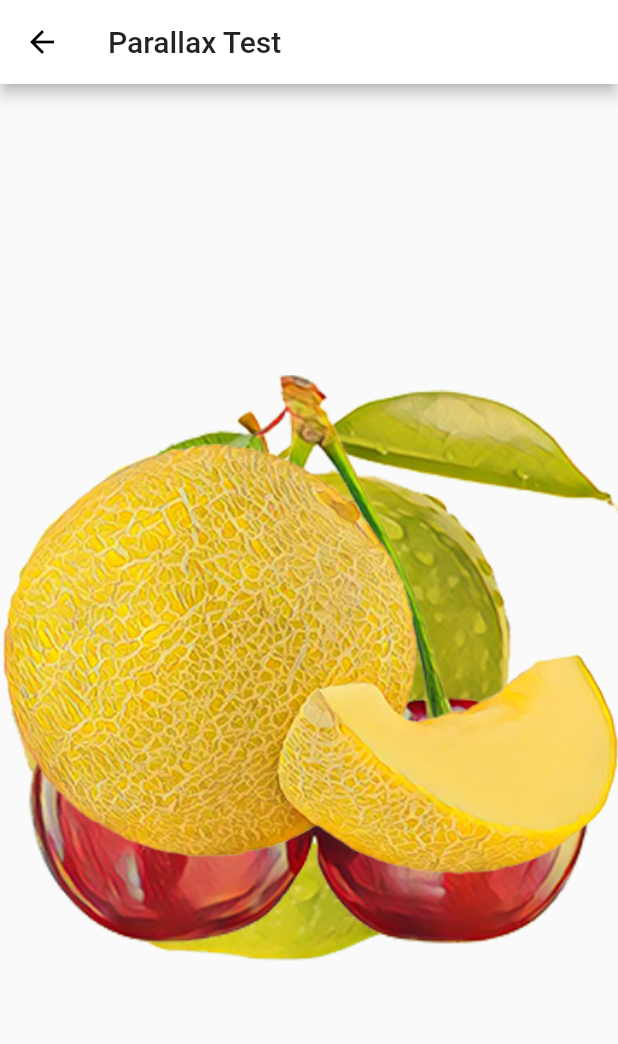
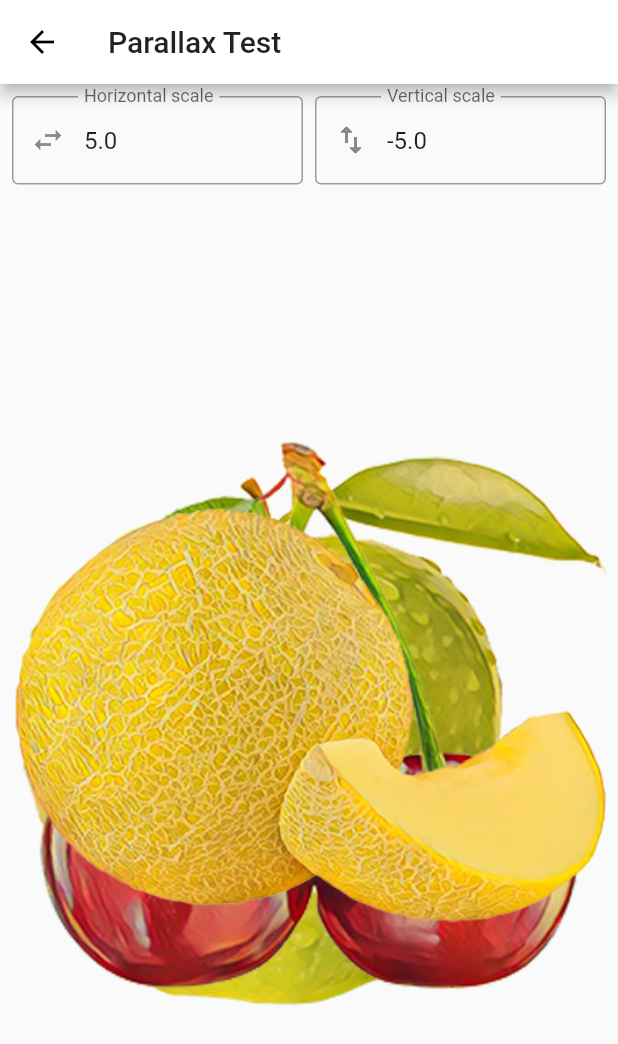
Before and after one commit to raxysstudios/avdan, a Flutter app: the screen it shows after launch, after a tap on the "layers" icon, on a phone screen of 412 x 824 dp. Shown: the top 1044 px of the screen. Run offline on Flutter 3.47's test engine with Material 2 defaults, Android fonts, the phone set to English and light mode, and no system bars; our stand-ins replace just_audio, sensors_plus, shared_preferences.

Commit message:
Improve parallax test

```diff
--- a/lib/home/home_screen.dart
+++ b/lib/home/home_screen.dart
@@ -54,7 +54,6 @@ class _HomeScreenState extends State<HomeScreen> {
   Widget build(BuildContext context) {
     return Scaffold(
       appBar: AppBar(
-        automaticallyImplyLeading: false,
         title: LanguageTitle(Store.learning),
         actions: [
           Stack(
--- a/lib/parallax.dart
+++ b/lib/parallax.dart
@@ -16,11 +16,15 @@ class _ParallaxPageState extends State<ParallaxPage> {
   ];
 
   var accelerometer = AccelerometerEvent(0, 0, 0);
+  var textX = TextEditingController.fromValue(TextEditingValue(text: '5.0'));
+  var textY = TextEditingController.fromValue(TextEditingValue(text: '-5.0'));
+  var scaleX = 5.0;
+  var scaleY = -5.0;
 
-  Matrix4 computeTranslation(double scale) {
+  Matrix4 computeTranslation(scale) {
     return Matrix4.translationValues(
-      accelerometer.x * scale,
-      accelerometer.y * -scale,
+      accelerometer.x * scale * scaleX,
+      accelerometer.y * scale * scaleY,
       0,
     );
   }
@@ -33,6 +37,27 @@ class _ParallaxPageState extends State<ParallaxPage> {
         accelerometer = event;
       }),
     );
+    textX = TextEditingController();
+    textX.text = scaleX.toString();
+    textX.addListener(
+      () => setState(() {
+        scaleX = double.tryParse(textX.text) ?? 0;
+      }),
+    );
+    textY = TextEditingController();
+    textY.text = scaleY.toString();
+    textY.addListener(
+      () => setState(() {
+        scaleY = double.tryParse(textY.text) ?? 0;
+      }),
+    );
+  }
+
+  @override
+  void dispose() {
+    textX.dispose();
+    textY.dispose();
+    super.dispose();
   }
 
   @override
@@ -41,13 +66,54 @@ class _ParallaxPageState extends State<ParallaxPage> {
       appBar: AppBar(
         title: Text('Parallax Test'),
       ),
-      body: Stack(
+      body: Column(
+        children: [
+          Padding(
+            padding: const EdgeInsets.all(8.0),
+            child: Row(
+              children: [
+                Expanded(
+                  child: TextField(
+                    controller: textX,
+                    keyboardType: TextInputType.numberWithOptions(
+                      signed: true,
+                      decimal: true,
+                    ),
+                    decoration: InputDecoration(
+                      border: OutlineInputBorder(),
+                      prefixIcon: Icon(Icons.swap_horiz_outlined),
+                      labelText: 'Horizontal scale',
+                    ),
+                  ),
+                ),
+                SizedBox(width: 8),
+                Expanded(
+                  child: TextField(
+                    controller: textY,
+                    keyboardType: TextInputType.numberWithOptions(
+                      signed: true,
+                      decimal: true,
+                    ),
+                    decoration: InputDecoration(
+                      border: OutlineInputBorder(),
+                      prefixIcon: Icon(Icons.swap_vert_outlined),
+                      labelText: 'Vertical scale',
+                    ),
+                  ),
+                )
+              ],
+            ),
+          ),
+          Expanded(
+            child: Stack(
               children: [
                 for (var i = 0; i < images.length; i++)
                   Center(
                     child: AnimatedContainer(
                       duration: Duration(milliseconds: 350),
-                transform: computeTranslation(8.0 * (i + 1)),
+                      transform: computeTranslation(i + 1),
+                      child: Padding(
+                        padding: const EdgeInsets.all(8),
                         child: Image(
                           image: images[i],
                           fit: BoxFit.fitWidth,
@@ -60,7 +126,11 @@ class _ParallaxPageState extends State<ParallaxPage> {
                               Text('AEAEAE'),
                         ),
                       ),
+                    ),
                   )
+              ],
+            ),
+          ),
         ],
       ),
     );
```
Lines whose indentation alone changed are shown as unchanged.
